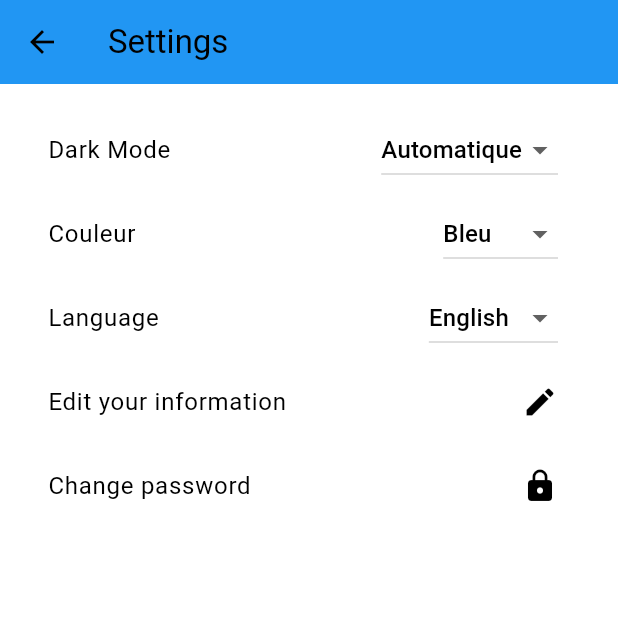
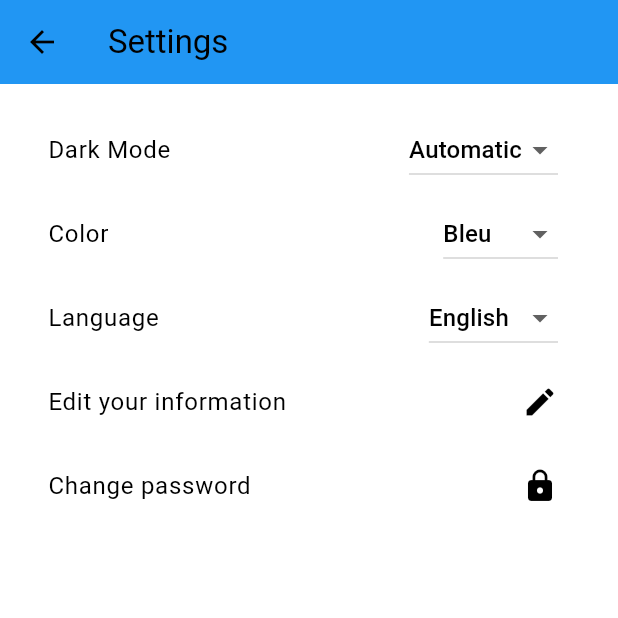
Before and after one commit to GroupeSedimat/Flutter_camion_controle_application, a Flutter app: the SettingsPage screen opened by its route, on a phone screen of 412 x 824 dp, the top half of it. Run offline on Flutter 3.47's test engine with Material 3 defaults, Android fonts, the phone set to English and light mode, and no system bars; our stand-ins replace cloud_firestore, dio, firebase_auth, firebase_core, firebase_storage, flutter_map and 6 more; missing offline and left inert: firebase_app_check, open_document; accounts and stored records are empty; generated files the repository leaves out were written again.

Commit message:
settings language corrections

```diff
--- a/lib/l10n/app_en.arb
+++ b/lib/l10n/app_en.arb
@@ -112,6 +112,11 @@
     "dataFetching": "Fetching data",
     "dataReceived": "Got data",
     "dataNoData": "No data, sorry :(",
+
+    "colorLight": "Light",
+    "colorDark": "Dark",
+    "colorAutomatic": "Automatic",
+    "color": "Color",
 
     "@required": {
         "description": "This field is required!"
@@ -392,6 +397,18 @@
     "@dataNoData": {
         "description": "No data, sorry :("
     },
+    "@colorLight": {
+        "description": "Light"
+    },
+    "@colorDark": {
+        "description": "Dark"
+    },
+    "@colorAutomatic": {
+        "description": "Automatic"
+    },
+    "@color": {
+        "description": "Color"
+    },
 
 
 
--- a/lib/l10n/app_wo.arb
+++ b/lib/l10n/app_wo.arb
@@ -111,5 +111,10 @@
 
     "dataFetching": "Fetching data",
     "dataReceived": "Got data",
-    "dataNoData": "No data, sorry :("
+    "dataNoData": "No data, sorry :(",
+
+    "colorLight": "Light",
+    "colorDark": "Dark",
+    "colorAutomatic": "Automatic",
+    "color": "Couleur"
 }
--- a/lib/pages/settings_page.dart
+++ b/lib/pages/settings_page.dart
@@ -43,10 +43,10 @@ class SettingsPage extends StatelessWidget {
                     value: mode,
                     child: Text(
                       mode == ThemeMode.light
-                          ? 'Clair'
+                          ? AppLocalizations.of(context)!.colorLight
                           : mode == ThemeMode.dark
-                              ? 'Sombre'
-                              : 'Automatique',
+                              ? AppLocalizations.of(context)!.colorDark
+                              : AppLocalizations.of(context)!.colorAutomatic,
                       style: TextStyle(color: Theme.of(context).textTheme.bodyLarge?.color),
                     ),
                   );
@@ -56,7 +56,7 @@ class SettingsPage extends StatelessWidget {
 
             // Sélection de la couleur du thème
             ListTile(
-              title: Text('Couleur'),
+              title: Text(AppLocalizations.of(context)!.color),
               trailing: DropdownButton<AppColor>(
                 value: AppColor.values.firstWhere(
                     (color) => color.color == themeProvider.customColor,
@@ -75,7 +75,6 @@ class SettingsPage extends StatelessWidget {
               ),
             ),
 
-            // Modifier les informations utilisateur
             ListTile(
               title: Text(AppLocalizations.of(context)!.language),
               trailing: DropdownButton<String>(
--- a/lib/services/app_colors.dart
+++ b/lib/services/app_colors.dart
@@ -41,9 +41,6 @@ extension AppColorExtension on AppColor {
         return 'Violet';
       case AppColor.orange:
         return 'Orange';
-
-
-
     }
   }
 
```
Also changed, not shown: lib/l10n/app_fr.arb (+6 -1 lines), lib/l10n/app_pl.arb (+6 -1 lines).
